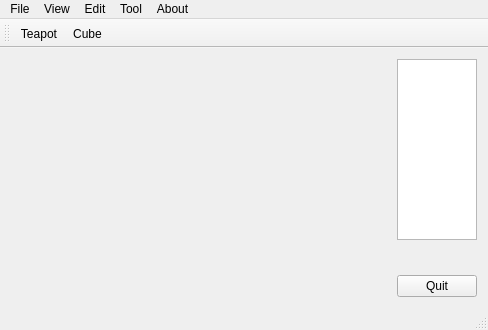
Old version of the form mainwindow.ui in the repository lishunan246/cg.
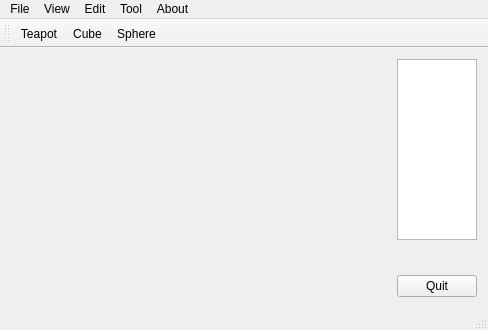
New version of the form. Custom widgets are drawn as their Qt base class.

```diff
--- a/mainwindow.ui
+++ b/mainwindow.ui
@@ -129,6 +129,7 @@
    </attribute>
    <addaction name="actionTeapot"/>
    <addaction name="actionCube"/>
+   <addaction name="actionSphere"/>
   </widget>
   <widget class="QStatusBar" name="statusBar"/>
   <action name="actionQuit">
@@ -272,6 +273,11 @@
     <string>Set scale</string>
    </property>
   </action>
+  <action name="actionSphere">
+   <property name="text">
+    <string>Sphere</string>
+   </property>
+  </action>
  </widget>
  <layoutdefault spacing="6" margin="11"/>
  <customwidgets>
```
Left out of the diff: 17 changed lines with no effect on the pictures.
